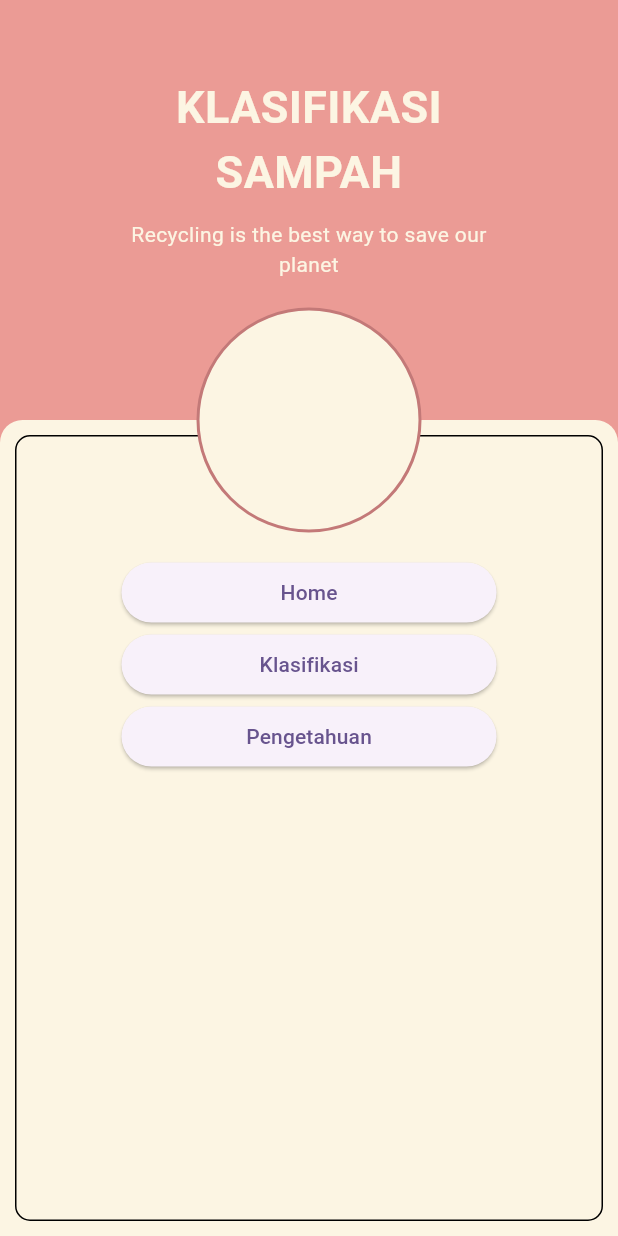
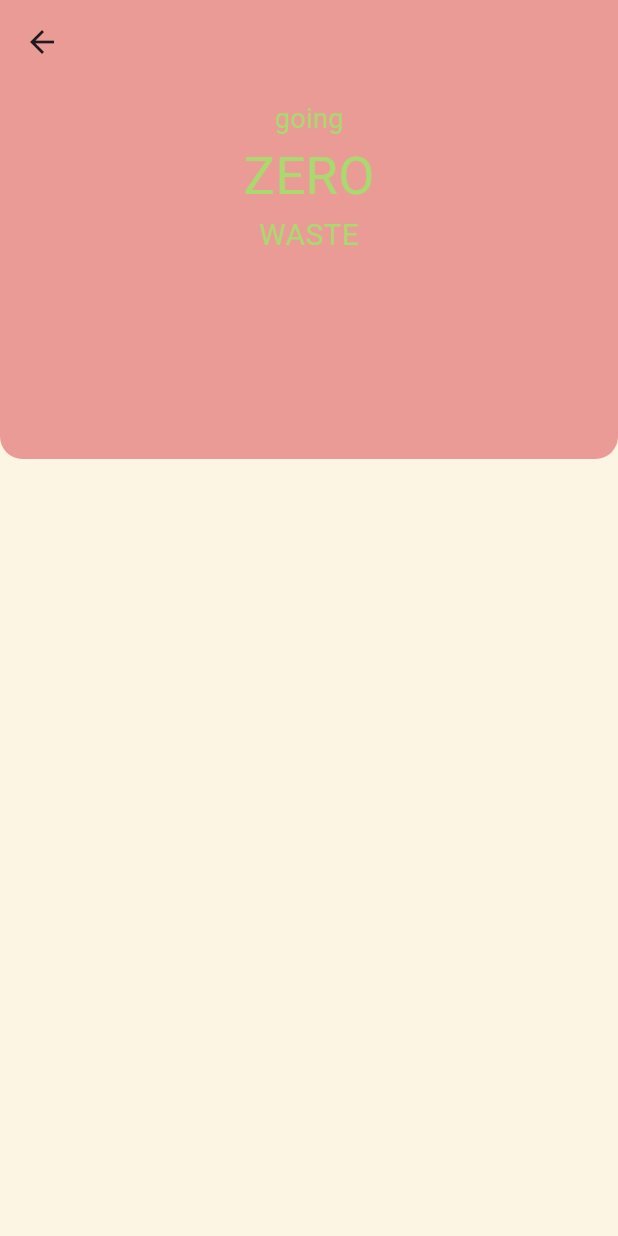
Before and after one commit to mohammadzarkasi/flutter-keris-smart, a Flutter app: the screen it shows after launch, after a tap on "Klasifikasi", on a phone screen of 412 x 824 dp. Run offline on Flutter 3.47's test engine with Material 2 defaults, Android fonts, the phone set to English and light mode, and no system bars; our stand-ins replace go_router.

Commit message:
init screen2, tambahkan go router

```diff
--- a/lib/main.dart
+++ b/lib/main.dart
@@ -1,27 +1,51 @@
 // ignore_for_file: prefer_const_constructors, prefer_const_literals_to_create_immutables, sized_box_for_whitespace
 
 import 'package:flutter/material.dart';
-import 'package:smart23/mycolors.dart';
+import 'package:go_router/go_router.dart';
+import 'package:smart23/screens/s2.dart';
+import 'mycolors.dart';
 
 void main() {
-  runApp(const MyApp());
+  runApp(MyApp());
 }
 
 class MyApp extends StatelessWidget {
-  const MyApp({super.key});
+  MyApp({super.key});
 
   // This widget is the root of your application.
+  final _router = GoRouter(routes: [
+    GoRoute(
+      path: '/',
+      builder: (ctx, state) => MyHomePage(),
+      routes: [
+        GoRoute(
+          path: 's2',
+          builder: (ctx, state) => Screen2(),
+        ),
+      ],
+    ),
+  ]);
   @override
   Widget build(BuildContext context) {
-    return MaterialApp(
+    return MaterialApp.router(
       title: 'Smart Trash',
       debugShowCheckedModeBanner: false,
       theme: ThemeData(
         colorScheme: ColorScheme.fromSeed(seedColor: Colors.deepPurple),
         useMaterial3: true,
       ),
-      home: const MyHomePage(),
+      routerConfig: _router,
     );
+
+    // return MaterialApp(
+    //   title: 'Smart Trash',
+    //   debugShowCheckedModeBanner: false,
+    //   theme: ThemeData(
+    //     colorScheme: ColorScheme.fromSeed(seedColor: Colors.deepPurple),
+    //     useMaterial3: true,
+    //   ),
+    //   home: const MyHomePage(),
+    // );
   }
 }
 
@@ -118,7 +142,9 @@ class _MyHomePageState extends State<MyHomePage> {
             Container(
               width: 250,
               child: ElevatedButton(
-                onPressed: () {},
+                onPressed: () {
+                  GoRouter.of(context).push('/s2');
+                },
                 child: Text('Klasifikasi'),
               ),
             ),
--- a/lib/mycolors.dart
+++ b/lib/mycolors.dart
@@ -4,4 +4,5 @@ class MyColors {
   static const color1 = Color.fromARGB(255, 235, 155, 149);
   static const color2 = Color.fromARGB(255, 252, 245, 227);
   static const color3 = Color.fromARGB(255, 195, 121, 120);
+  static const color4 = Color.fromARGB(255, 169, 217, 111);
 }
--- /dev/null
+++ b/lib/screens/s2.dart
@@ -0,0 +1,79 @@
+// ignore_for_file: prefer_const_constructors, prefer_const_literals_to_create_immutables
+
+import 'package:flutter/material.dart';
+import 'package:smart23/mycolors.dart';
+
+class Screen2 extends StatefulWidget {
+  const Screen2({super.key});
+
+  @override
+  State<Screen2> createState() => _Screen2State();
+}
+
+class _Screen2State extends State<Screen2> {
+  @override
+  Widget build(BuildContext context) {
+    var headerHeight = 250.0;
+    return Scaffold(
+      appBar: AppBar(
+        backgroundColor: MyColors.color1,
+        elevation: 0,
+        // toolbarOpacity: 0,
+      ),
+      body: SafeArea(
+        child: Container(
+          width: double.infinity,
+          decoration: BoxDecoration(
+            color: MyColors.color2,
+          ),
+          child: Column(
+            children: [
+              _buildHeader(height: headerHeight),
+            ],
+          ),
+        ),
+      ),
+    );
+  }
+
+  Container _buildHeader({required double height}) {
+    return Container(
+      height: height,
+      width: double.infinity,
+      decoration: BoxDecoration(
+        color: MyColors.color1,
+        borderRadius: BorderRadius.only(
+          bottomLeft: Radius.circular(15),
+          bottomRight: Radius.circular(15),
+        ),
+      ),
+      child: Column(
+        mainAxisSize: MainAxisSize.min,
+        children: [
+          SizedBox(height: 10),
+          Text(
+            'going',
+            style: TextStyle(
+              color: MyColors.color4,
+              fontSize: 18,
+            ),
+          ),
+          Text(
+            'ZERO',
+            style: TextStyle(
+              color: MyColors.color4,
+              fontSize: 35,
+            ),
+          ),
+          Text(
+            'WASTE',
+            style: TextStyle(
+              color: MyColors.color4,
+              fontSize: 20,
+            ),
+          ),
+        ],
+      ),
+    );
+  }
+}
--- a/pubspec.yaml
+++ b/pubspec.yaml
@@ -35,6 +35,7 @@ dependencies:
   # The following adds the Cupertino Icons font to your application.
   # Use with the CupertinoIcons class for iOS style icons.
   cupertino_icons: ^1.0.2
+  go_router: ^12.1.0
 
 dev_dependencies:
   flutter_test:
```
